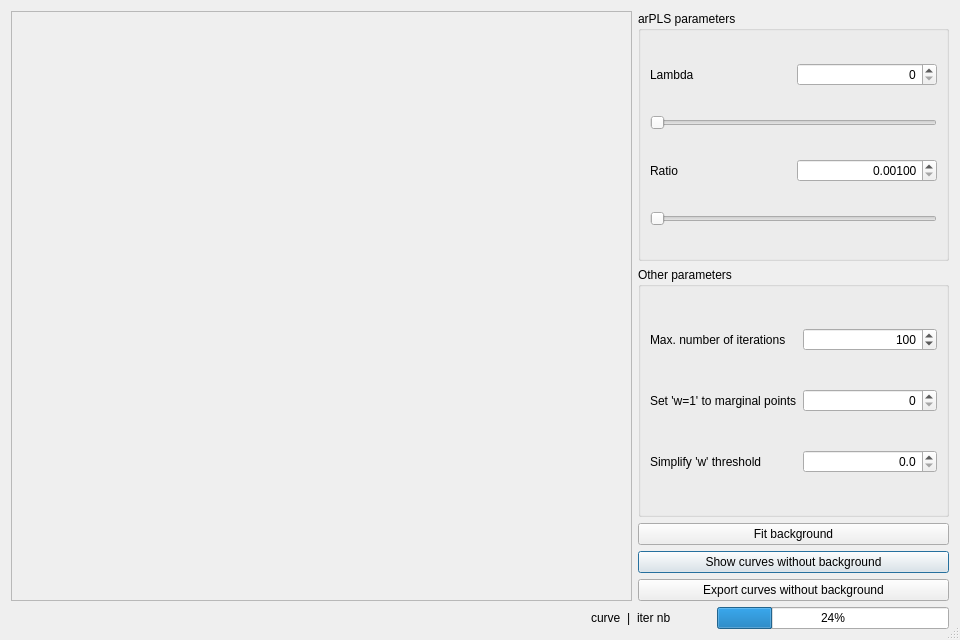
First picture: the form in eaqtarplsbackgroundcorrectiondialog.ui, repository efce/EAQt, before the edit.
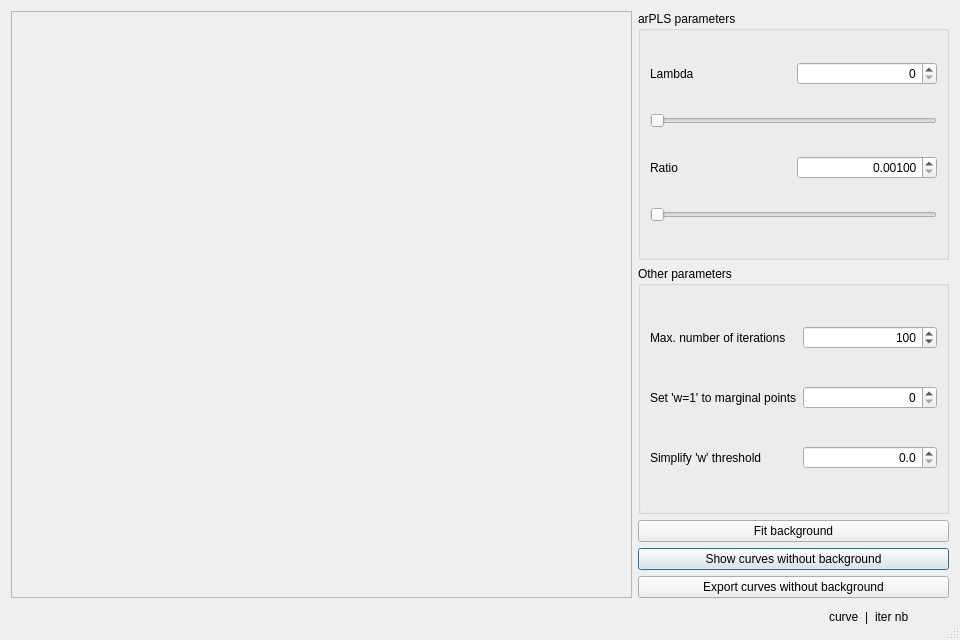
Second picture: the form after the edit. Custom widgets are drawn as their Qt base class.

```diff
--- a/eaqtarplsbackgroundcorrectiondialog.ui
+++ b/eaqtarplsbackgroundcorrectiondialog.ui
@@ -198,7 +198,7 @@
     </widget>
    </item>
    <item row="5" column="0" colspan="2">
-    <layout class="QHBoxLayout" name="horizontalLayoutStatusB" stretch="5,0,0,0,0,2">
+    <layout class="QHBoxLayout" name="horizontalLayoutStatusB" stretch="5,0,0,0,0">
      <property name="sizeConstraint">
       <enum>QLayout::SetMaximumSize</enum>
      </property>
@@ -249,13 +249,6 @@
        </property>
       </spacer>
      </item>
-     <item>
-      <widget class="QProgressBar" name="progressBar">
-       <property name="value">
-        <number>24</number>
-       </property>
-      </widget>
-     </item>
     </layout>
    </item>
   </layout>
```
